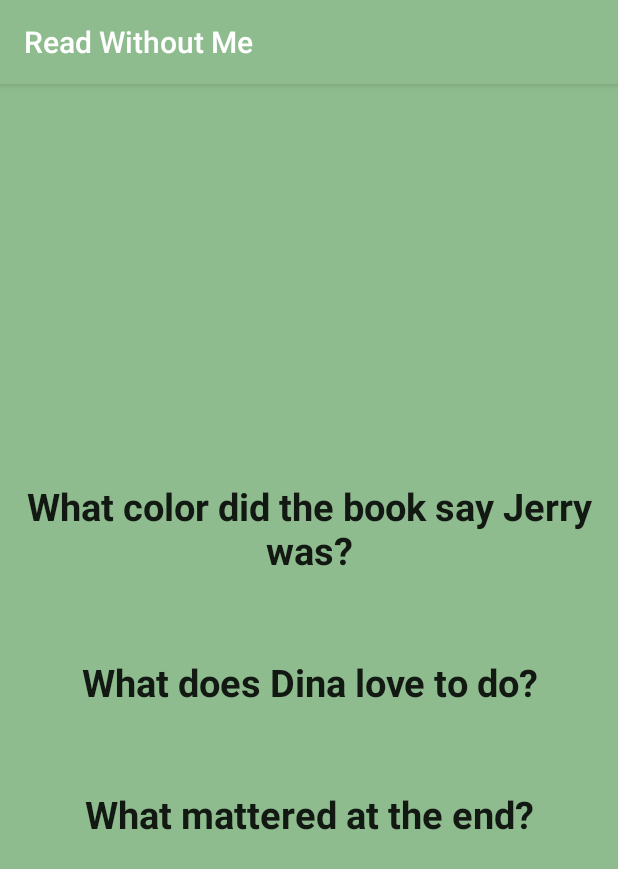
After one commit to alprael/ReadWithoutMe, an Android app: the fragment QuizFragment shown on its own in the app's theme, on a phone screen of 412 x 824 dp. The commit adds this screen. Shown: the top 869 px of the screen. Run offline under Robolectric (Android 15) with nearby library versions, the phone set to English and light mode, and no system bars.

Commit message:
Created a new Quiz fragment that is accessed through the quiz button placed inside of the Book fragment. Quiz now shows for the book.

```diff
--- a/app/build.gradle
+++ b/app/build.gradle
@@ -34,8 +34,6 @@ dependencies {
     implementation 'com.android.support:design:28.0.0'
     implementation 'com.facebook.stetho:stetho:1.5.0'
     implementation 'android.arch.persistence.room:runtime:1.1.1'
-    implementation 'com.android.support:recyclerview-v7:28.0.0'
-    implementation "android.arch.lifecycle:extensions:1.1.1"
     testImplementation 'junit:junit:4.12'
     annotationProcessor "android.arch.persistence.room:compiler:1.1.1"
     testImplementation "android.arch.persistence.room:testing:1.1.1"
--- a/app/src/main/AndroidManifest.xml
+++ b/app/src/main/AndroidManifest.xml
@@ -4,7 +4,7 @@
 
   <application
     android:name=".BookApplication"
-    android:allowBackup="true"
+    android:allowBackup="false"
     android:icon="@mipmap/ic_launcher"
     android:label="@string/app_name"
     android:roundIcon="@mipmap/book192"
--- /dev/null
+++ b/app/src/main/java/com/alprael/readwithoutme/controller/QuizFragment.java
@@ -0,0 +1,32 @@
+package com.alprael.readwithoutme.controller;
+
+import android.os.Bundle;
+import android.support.v4.app.Fragment;
+import android.view.LayoutInflater;
+import android.view.View;
+import android.view.ViewGroup;
+import android.widget.TextView;
+import com.alprael.readwithoutme.R;
+
+
+public class QuizFragment extends Fragment {
+
+  private TextView textView;
+
+  @Override
+  public void onCreate(Bundle savedInstanceState) {
+    super.onCreate(savedInstanceState);
+  }
+
+  @Override
+  public View onCreateView(LayoutInflater inflater, ViewGroup container,
+      Bundle savedInstanceState) {
+    View view = inflater.inflate(R.layout.fragment_quiz, container, false);
+    TextView textView = (TextView) view.findViewById(R.id.quiz_text);
+    textView.setText(getString(R.string.GreenBookQuestion1)
+        + getString(R.string.GreenBookQuestion2)
+        + getString(R.string.GreenBookQuestion3));
+    return view;
+  }
+
+}
--- a/app/src/main/java/com/alprael/readwithoutme/model/database/BookDatabase.java
+++ b/app/src/main/java/com/alprael/readwithoutme/model/database/BookDatabase.java
@@ -63,6 +63,7 @@ public abstract class BookDatabase extends RoomDatabase {
       Book book = new Book();
       book.setBookName("This Book is Green");
       book.setFileName("greenbook.html");
+      book.setAuthorName("Alex Rael");
       dao.insert(book);
       forgetInstance(context);
       return null;
--- a/app/src/main/res/layout/activity_book.xml
+++ b/app/src/main/res/layout/activity_book.xml
@@ -222,6 +222,6 @@
     android:id="@+id/frag_container"
     android:orientation="vertical"
     android:layout_width="match_parent"
-    android:layout_height="match_parent"/>
+    android:layout_height="match_parent"></LinearLayout>
 
 </android.support.constraint.ConstraintLayout>
--- /dev/null
+++ b/app/src/main/res/layout/fragment_quiz.xml
@@ -0,0 +1,16 @@
+<?xml version="1.0" encoding="utf-8"?>
+<FrameLayout xmlns:android="http://schemas.android.com/apk/res/android"
+  xmlns:tools="http://schemas.android.com/tools"
+  android:layout_width="match_parent"
+  android:layout_height="match_parent"
+  android:background="@color/colorPrimary"
+  tools:context=".controller.QuizFragment">
+
+  <TextView
+    android:id="@+id/quiz_text"
+    style="@style/QuizStyle"
+    android:layout_width="match_parent"
+    android:layout_height="match_parent"
+    android:gravity="center"/>
+
+</FrameLayout>
--- a/app/src/main/res/values/strings.xml
+++ b/app/src/main/res/values/strings.xml
@@ -1,6 +1,8 @@
 <resources>
-  <string name="app_name">ReadWithoutMe</string>
-
-  <!-- TODO: Remove or change this placeholder text -->
+  <string name="app_name">Read Without Me</string>
   <string name="book">Book Text</string>
+  <string name="quiz">Quiz</string>
+  <string name="GreenBookQuestion1">What color did the book say Jerry was?\n\n\n</string>
+  <string name="GreenBookQuestion2">What does Dina love to do?\n\n\n</string>
+  <string name="GreenBookQuestion3">What mattered at the end?</string>
 </resources>
--- a/app/src/main/res/values/styles.xml
+++ b/app/src/main/res/values/styles.xml
@@ -7,5 +7,10 @@
     <item name="colorPrimaryDark">@color/colorPrimaryDark</item>
     <item name="colorAccent">@color/colorAccent</item>
   </style>
+<style name="QuizStyle" parent="AppTheme">
+  <item name="android:textSize">25dp</item>
+  <item name="android:textStyle">bold</item>
+  <item name="android:padding">8dp</item>
 
+</style>
 </resources>
```
Also changed, not shown: app/src/main/java/com/alprael/readwithoutme/controller/BookFragment.java (+28 -11 lines), app/src/main/java/com/alprael/readwithoutme/model/database/Book.java (+11 -3 lines), app/src/main/res/layout/fragment_book.xml (+24 -6 lines), app/src/main/res/drawable-v24/book512.png (added), app/src/main/res/mipmap-hdpi/book48.png (added), app/src/main/res/mipmap-mdpi/book72.png (added), app/src/main/res/mipmap-xhdpi/book96.png (added), app/src/main/res/mipmap-xxhdpi/book144.png (added), app/src/main/res/mipmap-xxxhdpi/book192.png (added), 2 other files.
